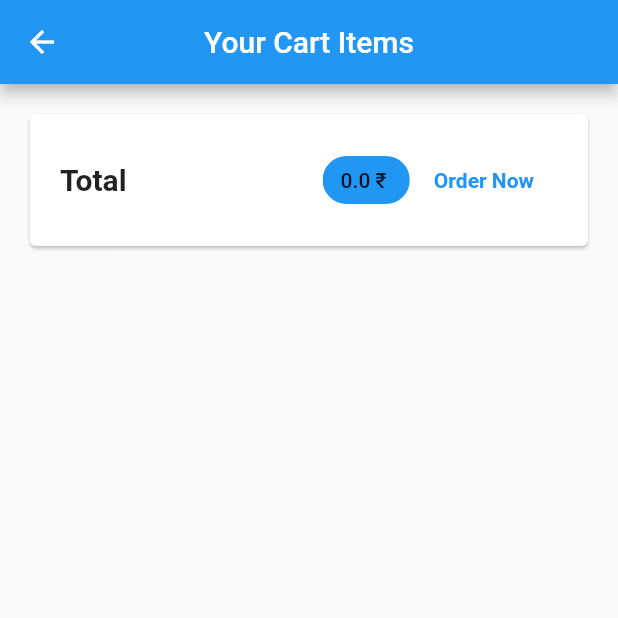
After one commit to Himanshusha673/jewelshop_App, a Flutter app: the CartScreen screen opened by its route, after a tap on "Order Now", on a phone screen of 412 x 824 dp, the top half of it. The commit adds this screen. Run offline on Flutter 3.47's test engine with Material 2 defaults, Android fonts, the phone set to English and light mode, and no system bars; network calls fail.

Commit message:
ia am adding cart and order pagsnes now

```diff
--- /dev/null
+++ b/lib/Provider/cart.dart
@@ -0,0 +1,70 @@
+import 'package:flutter/foundation.dart';
+import 'package:flutter/material.dart';
+
+class CartItem {
+  final String id;
+  final String title;
+  final int quantity;
+  final double price;
+  CartItem({
+    required this.id,
+    required this.price,
+    required this.quantity,
+    required this.title,
+  });
+}
+
+class Cart with ChangeNotifier {
+  late Map<String, CartItem> _items = {};
+
+  Map<String, CartItem> get items {
+    return {..._items};
+  }
+
+  int get itemCount {
+    return _items.length;
+  }
+
+  double get totalAmount {
+    var total = 0.0;
+    _items.forEach((key, cartItem) {
+      total += cartItem.price * cartItem.quantity;
+    });
+
+    return total;
+  }
+
+  void additems(String productId, double price, String title) {
+    if (_items.containsKey(productId)) {
+      //which items already present
+      _items.update(
+          productId,
+          (existingCartItem) => CartItem(
+              id: existingCartItem.id,
+              price: existingCartItem.price,
+              //if item present thyen we need to onlyincrease the quantity of tst item
+              quantity: existingCartItem.quantity + 1,
+              title: existingCartItem.title));
+    } else {
+      _items.putIfAbsent(
+        productId,
+        () => CartItem(
+            id: DateTime.now().toString(),
+            price: price,
+            quantity: 1,
+            title: title),
+      );
+    }
+    notifyListeners();
+  }
+
+  void removeItem(String productID) {
+    _items.remove(productID);
+    notifyListeners();
+  }
+
+  void clear() {
+    _items = {};
+    notifyListeners();
+  }
+}
--- /dev/null
+++ b/lib/Provider/orders.dart
@@ -0,0 +1,34 @@
+import 'package:flutter/foundation.dart';
+import 'package:jewelshop/Provider/cart.dart';
+
+class OrderItem {
+  final String id;
+  final double amount;
+  final List<CartItem> products;
+  final DateTime dateTime;
+  OrderItem({
+    required this.id,
+    required this.amount,
+    required this.products,
+    required this.dateTime,
+  });
+}
+
+class Orders with ChangeNotifier {
+  List<OrderItem> _orders = [];
+  List<OrderItem> get orders {
+    return [..._orders];
+  }
+
+  void addOrders(List<CartItem> cartProducts, double total) {
+    _orders.insert(
+      0,
+      OrderItem(
+          id: DateTime.now().toString(),
+          amount: total,
+          products: cartProducts,
+          dateTime: DateTime.now()),
+    );
+    notifyListeners();
+  }
+}
--- /dev/null
+++ b/lib/screens/cart_screen.dart
@@ -0,0 +1,83 @@
+import 'package:flutter/material.dart';
+import 'package:jewelshop/Provider/cart.dart'
+    show Cart; // this is used to remove name clash
+import 'package:jewelshop/Provider/orders.dart';
+//which is cartitem one which presnent in cartprovider another present inside widget
+import 'package:jewelshop/widgets/cart_Item.dart';
+
+import 'package:provider/provider.dart';
+
+class CartScreen extends StatelessWidget {
+  const CartScreen({Key? key}) : super(key: key);
+  static const routname = "/cart";
+
+  @override
+  Widget build(BuildContext context) {
+    final cart = Provider.of<Cart>(context);
+
+    return Scaffold(
+      appBar: AppBar(
+        centerTitle: true,
+        title: Text("Your Cart Items"),
+      ),
+      body: Column(
+        children: <Widget>[
+          Container(
+            decoration: BoxDecoration(borderRadius: BorderRadius.circular(50)),
+            child: Card(
+              margin: EdgeInsets.all(20),
+              child: Padding(
+                padding: EdgeInsets.all(20),
+                child: Row(
+                  mainAxisAlignment: MainAxisAlignment.spaceBetween,
+                  children: <Widget>[
+                    Text(
+                      "Total",
+                      style:
+                          TextStyle(fontSize: 20, fontWeight: FontWeight.bold),
+                    ),
+                    SizedBox(
+                      width: 20,
+                    ),
+                    Spacer(),
+                    Chip(
+                      label: Text('${cart.totalAmount} \₹ '),
+                      backgroundColor: Theme.of(context).primaryColor,
+                    ),
+                    FlatButton(
+                      onPressed: () {
+                        Provider.of<Orders>(context, listen: false).addOrders(
+                            cart.items.values.toList(), cart.totalAmount);
+                        cart.clear();
+                      },
+                      child: Text(
+                        'Order Now',
+                        style: TextStyle(
+                          fontWeight: FontWeight.bold,
+                          color: Theme.of(context).primaryColor,
+                        ),
+                      ),
+                    ),
+                  ],
+                ),
+              ),
+            ),
+          ),
+          const SizedBox(height: 20),
+          Expanded(
+            child: ListView.builder(
+              itemBuilder: (Context, i) => CartItem(
+                id: cart.items.values.toList()[i].id,
+                productId: cart.items.keys.toList()[i],
+                price: cart.items.values.toList()[i].price,
+                quantity: cart.items.values.toList()[i].quantity,
+                title: cart.items.values.toList()[i].title,
+              ),
+              itemCount: cart.items.length,
+            ),
+          ),
+        ],
+      ),
+    );
+  }
+}
--- /dev/null
+++ b/lib/widgets/order_item.dart
@@ -0,0 +1,27 @@
+import 'package:flutter/material.dart';
+import 'package:intl/intl.dart';
+import 'package:jewelshop/Provider/orders.dart' as ord;
+// for removing name clash in
+// wdget and provider  same name of order.item ut we need onlt order itewm o0f order of provider
+
+class OrderItem extends StatelessWidget {
+  final ord.OrderItem order;
+  OrderItem(this.order);
+  @override
+  Widget build(BuildContext context) {
+    return Card(
+      margin: EdgeInsets.all(10),
+      child: Column(
+        children: <Widget>[
+          ListTile(
+            title: Text('${order.amount}'),
+            subtitle:
+                Text(DateFormat("dd mm yyyy hh:mm").format(order.dateTime)),
+            trailing:
+                IconButton(onPressed: () {}, icon: Icon(Icons.expand_more)),
+          )
+        ],
+      ),
+    );
+  }
+}
```
Also changed, not shown: lib/main.dart (+17 -2 lines), lib/screens/order_screen.dart (added, +19 -0 lines).
